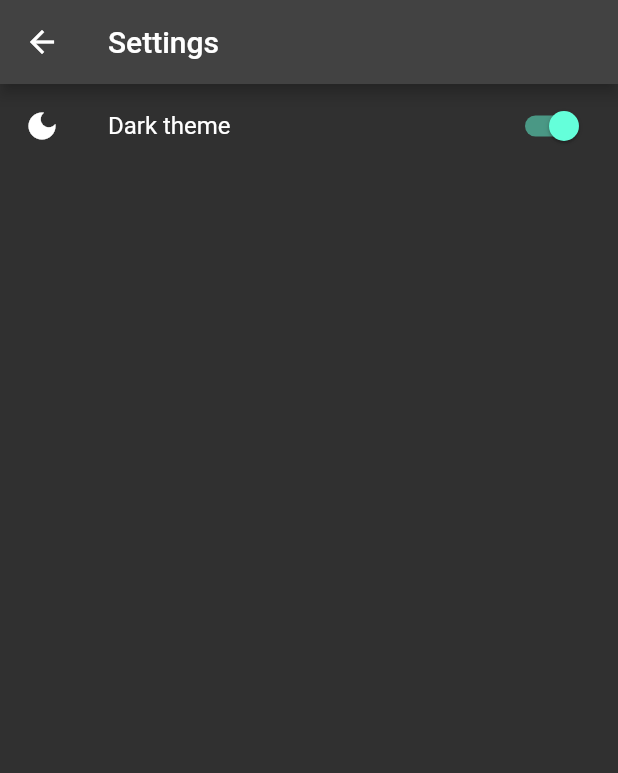
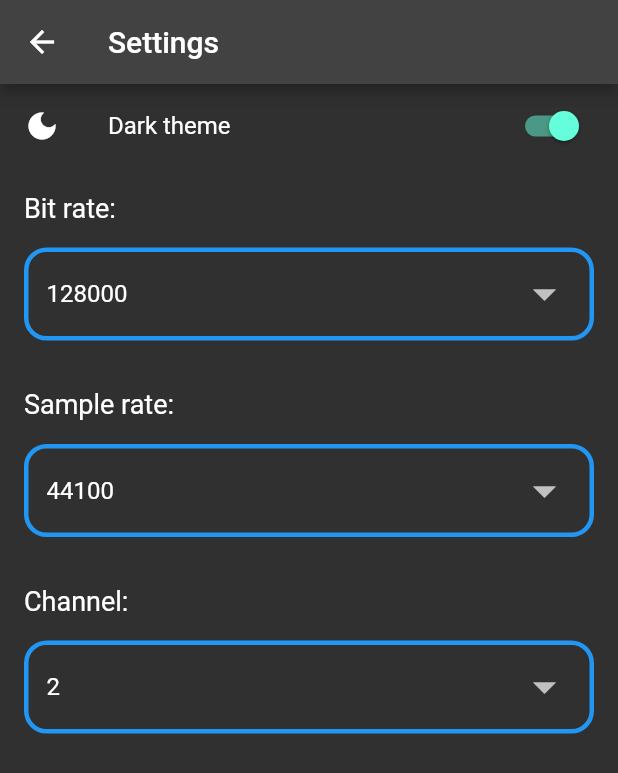
Before and after one commit to koorosh-k98/fun-recorder, a Flutter app: the Settings screen opened directly, after a tap on "Dark theme", on a phone screen of 412 x 824 dp. Shown: the top 773 px of the screen. Run offline on Flutter 3.47's test engine with Material 2 defaults, Android fonts, the phone set to English and light mode, and no system bars; our stand-ins replace flutter_riverpod, just_audio, permission_handler, riverpod_annotation, shared_preferences; missing offline and left inert: record; accounts and stored records are empty; generated files the repository leaves out were written again; statements that could not run were skipped.

Commit message:
add settings features

```diff
--- /dev/null
+++ b/lib/states/settings/constants/settings_consts.dart
@@ -0,0 +1,10 @@
+class SettingsConsts {
+  static const int bitRate = 128000;
+  static const int sampleRate = 44100;
+  static const int channel = 2;
+  static const List bitRateList = [64000, 128000, 196000, 320000];
+  static const List sampleRateList = [16000, 32000, 44100, 48000];
+  static const List channelList = [1, 2];
+
+  const SettingsConsts._();
+}
--- a/lib/states/settings/helpers/shared_prefs.dart
+++ b/lib/states/settings/helpers/shared_prefs.dart
@@ -1,15 +1,49 @@
+import 'package:recorder/states/settings/constants/settings_consts.dart';
 import 'package:shared_preferences/shared_preferences.dart';
 
 class SharedPrefs {
-  static const _iSDarkMode = "isDarkMode";
+  static const _isDarkMode = "isDarkMode";
+  static const _bitRate = "bitRate";
+  static const _sampleRate = "sampleRate";
+  static const _channel = "channel";
 
   static saveTheme(bool isDarkMode) async {
     SharedPreferences prefs = await SharedPreferences.getInstance();
-    prefs.setBool(_iSDarkMode, isDarkMode);
+    prefs.setBool(_isDarkMode, isDarkMode);
+  }
+
+  static setBitRate(int bitRate) async {
+    SharedPreferences prefs = await SharedPreferences.getInstance();
+    prefs.setInt(_bitRate, bitRate);
+  }
+
+  static setSampleRate(int sampleRate) async {
+    SharedPreferences prefs = await SharedPreferences.getInstance();
+    prefs.setInt(_sampleRate, sampleRate);
+  }
+
+  static setChannel(int channel) async {
+    SharedPreferences prefs = await SharedPreferences.getInstance();
+    prefs.setInt(_channel, channel);
   }
 
   static Future<bool> loadTheme() async {
     SharedPreferences prefs = await SharedPreferences.getInstance();
-    return prefs.getBool(_iSDarkMode) ?? false;
+    return prefs.getBool(_isDarkMode) ?? false;
+  }
+
+  static Future<int> getBitRate() async {
+    SharedPreferences prefs = await SharedPreferences.getInstance();
+    return prefs.getInt(_bitRate) ?? SettingsConsts.bitRate;
+  }
+
+  static Future<int> getSampleRate() async {
+    SharedPreferences prefs = await SharedPreferences.getInstance();
+    return prefs.getInt(_sampleRate) ?? SettingsConsts.sampleRate;
+  }
+
+  static Future<int> getChannel() async {
+    SharedPreferences prefs = await SharedPreferences.getInstance();
+    return prefs.getInt(_channel) ?? SettingsConsts.channel;
   }
 }
--- /dev/null
+++ b/lib/states/settings/providers/record_settings_provider.dart
@@ -0,0 +1,45 @@
+import 'package:recorder/states/settings/helpers/shared_prefs.dart';
+import 'package:riverpod_annotation/riverpod_annotation.dart';
+import '../models/record_seetings_model.dart';
+
+part 'record_settings_provider.g.dart';
+
+@Riverpod(keepAlive: true)
+class RecordSettings extends _$RecordSettings {
+  late RecordSettingsModel recordSettingsModel;
+
+  @override
+  Future<RecordSettingsModel> build() async {
+    recordSettingsModel = await loadRecordSettingsModel();
+    return recordSettingsModel;
+  }
+
+  Future<RecordSettingsModel> copyWith({
+    int? bitRate,
+    int? sampleRate,
+    int? channel,
+  }) async {
+    bitRate != null ? await SharedPrefs.setBitRate(bitRate) : null;
+    sampleRate != null ? await SharedPrefs.setSampleRate(sampleRate) : null;
+    channel != null ? await SharedPrefs.setChannel(channel) : null;
+
+    bitRate = await SharedPrefs.getBitRate();
+    sampleRate = await SharedPrefs.getSampleRate();
+    channel = await SharedPrefs.getChannel();
+
+    state = AsyncValue.data(recordSettingsModel.copyWith(
+      bitRate: bitRate,
+      sampleRate: sampleRate,
+      channel: channel,
+    ));
+    return recordSettingsModel;
+  }
+
+  Future<RecordSettingsModel> loadRecordSettingsModel() async {
+    int bitRate = await SharedPrefs.getBitRate();
+    int sampleRate = await SharedPrefs.getSampleRate();
+    int channel = await SharedPrefs.getChannel();
+    return RecordSettingsModel(
+        bitRate: bitRate, sampleRate: sampleRate, channel: channel);
+  }
+}
--- a/lib/views/constants/strings.dart
+++ b/lib/views/constants/strings.dart
@@ -25,6 +25,9 @@ class Strings {
   static const darkName = "Dark";
   static const lightName = "Light";
   static const amplitudeFailed = "Amplitude failed to load";
+  static const bitRate = "Bit rate";
+  static const sampleRate = "Sample rate";
+  static const channel = "Channel";
 
   const Strings._();
 }
--- a/lib/views/settings/settings.dart
+++ b/lib/views/settings/settings.dart
@@ -1,6 +1,8 @@
 import 'package:flutter/material.dart';
 import 'package:flutter_riverpod/flutter_riverpod.dart';
+import 'package:recorder/states/settings/constants/settings_consts.dart';
 import 'package:recorder/states/settings/providers/custom_theme_provider.dart';
+import 'package:recorder/states/settings/providers/record_settings_provider.dart';
 
 import '../constants/strings.dart';
 
@@ -22,6 +24,99 @@ class Settings extends ConsumerWidget {
             onChanged: (value) {
               ref.read(customThemeProvider.notifier).toggle();
             },
+          ),
+          Container(
+            padding: const EdgeInsets.fromLTRB(16, 16, 16, 0),
+            child: const Text(
+              "${Strings.bitRate}:",
+              style: TextStyle(fontSize: 18),
+            ),
+          ),
+          Container(
+            padding: const EdgeInsets.symmetric(horizontal: 12, vertical: 4),
+            margin: const EdgeInsets.all(16),
+            decoration: BoxDecoration(
+                border: Border.all(color: Colors.blue, width: 3),
+                borderRadius: BorderRadius.circular(15)),
+            child: DropdownButtonHideUnderline(
+              child: DropdownButton<int>(
+                  isExpanded: true,
+                  iconSize: 36,
+                  value: ref.watch(recordSettingsProvider).value?.bitRate,
+                  items: SettingsConsts.bitRateList
+                      .map((e) => DropdownMenuItem<int>(
+                            value: e,
+                            child: Text(e.toString()),
+                          ))
+                      .toList(),
+                  onChanged: (bitRate) {
+                    ref
+                        .read(recordSettingsProvider.notifier)
+                        .copyWith(bitRate: bitRate);
+                  }),
+            ),
+          ),
+          Container(
+            padding: const EdgeInsets.fromLTRB(16, 16, 16, 0),
+            child: const Text(
+              "${Strings.sampleRate}:",
+              style: TextStyle(fontSize: 18),
+            ),
+          ),
+          Container(
+            padding: const EdgeInsets.symmetric(horizontal: 12, vertical: 4),
+            margin: const EdgeInsets.all(16),
+            decoration: BoxDecoration(
+                border: Border.all(color: Colors.blue, width: 3),
+                borderRadius: BorderRadius.circular(15)),
+            child: DropdownButtonHideUnderline(
+              child: DropdownButton<int>(
+                  isExpanded: true,
+                  iconSize: 36,
+                  value: ref.watch(recordSettingsProvider).value?.sampleRate,
+                  items: SettingsConsts.sampleRateList
+                      .map((e) => DropdownMenuItem<int>(
+                    value: e,
+                    child: Text(e.toString()),
+                  ))
+                      .toList(),
+                  onChanged: (sampleRate) {
+                    ref
+                        .read(recordSettingsProvider.notifier)
+                        .copyWith(sampleRate: sampleRate);
+                  }),
+            ),
+          ),
+          Container(
+            padding: const EdgeInsets.fromLTRB(16, 16, 16, 0),
+            child: const Text(
+              "${Strings.channel}:",
+              style: TextStyle(fontSize: 18),
+            ),
+          ),
+          Container(
+            padding: const EdgeInsets.symmetric(horizontal: 12, vertical: 4),
+            margin: const EdgeInsets.all(16),
+            decoration: BoxDecoration(
+                border: Border.all(color: Colors.blue, width: 3),
+                borderRadius: BorderRadius.circular(15)),
+            child: DropdownButtonHideUnderline(
+              child: DropdownButton<int>(
+                  isExpanded: true,
+                  iconSize: 36,
+                  value: ref.watch(recordSettingsProvider).value?.channel,
+                  items: SettingsConsts.channelList
+                      .map((e) => DropdownMenuItem<int>(
+                    value: e,
+                    child: Text(e.toString()),
+                  ))
+                      .toList(),
+                  onChanged: (channel) {
+                    ref
+                        .read(recordSettingsProvider.notifier)
+                        .copyWith(channel: channel);
+                  }),
+            ),
           )
         ],
       ),
```
Also changed, not shown: lib/states/settings/models/record_seetings_model.dart (added, +39 -0 lines), lib/states/settings/providers/record_settings_provider.g.dart (added).
